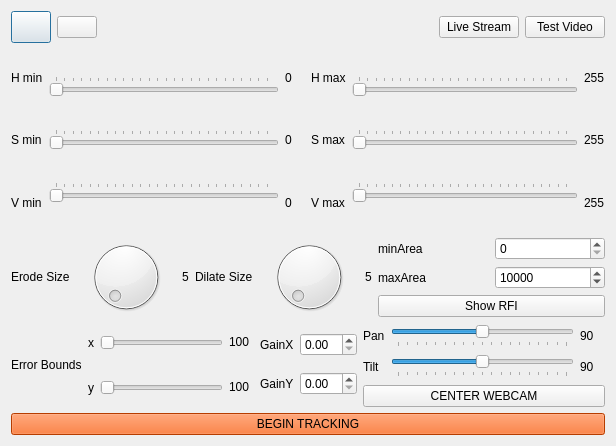
Above: KiteControl-Qt/imageprocessing.ui from adrienemery/zenith-wind-power before the change. Below: the same form after it.
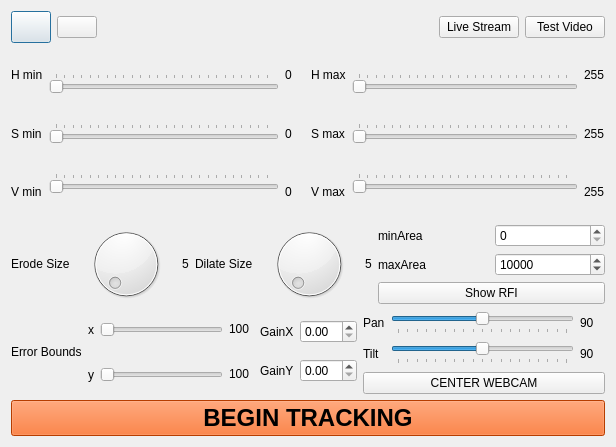
That is the form after the change. Icons and pictures are not drawn.

Commit message: - made tracking button BIGGER

Diff of the .ui file:
```diff
--- a/KiteControl-Qt/imageprocessing.ui
+++ b/KiteControl-Qt/imageprocessing.ui
@@ -7,9 +7,15 @@
     <x>0</x>
     <y>0</y>
     <width>616</width>
-    <height>446</height>
+    <height>447</height>
    </rect>
   </property>
+  <property name="minimumSize">
+   <size>
+    <width>0</width>
+    <height>35</height>
+   </size>
+  </property>
   <property name="windowTitle">
    <string>Dialog</string>
   </property>
@@ -787,6 +793,19 @@
    </item>
    <item>
     <widget class="QPushButton" name="trackKite_pushButton">
+     <property name="minimumSize">
+      <size>
+       <width>50</width>
+       <height>35</height>
+      </size>
+     </property>
+     <property name="font">
+      <font>
+       <pointsize>18</pointsize>
+       <weight>75</weight>
+       <bold>true</bold>
+      </font>
+     </property>
      <property name="styleSheet">
       <string notr="true">#trackKite_pushButton{ 
 	background: rgb(255, 85, 0);
```
